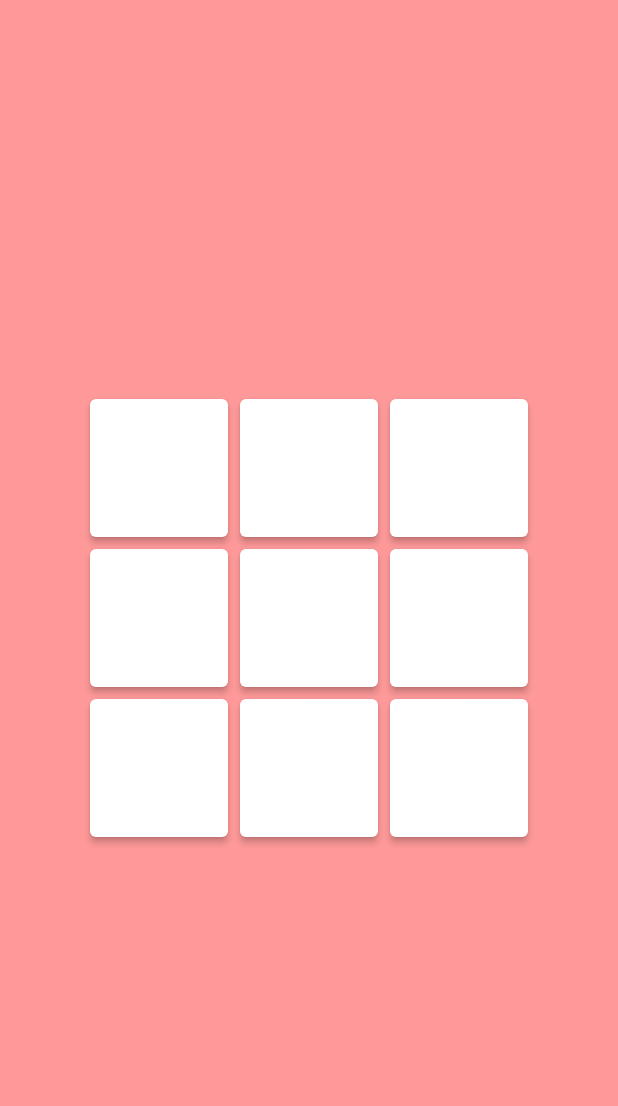
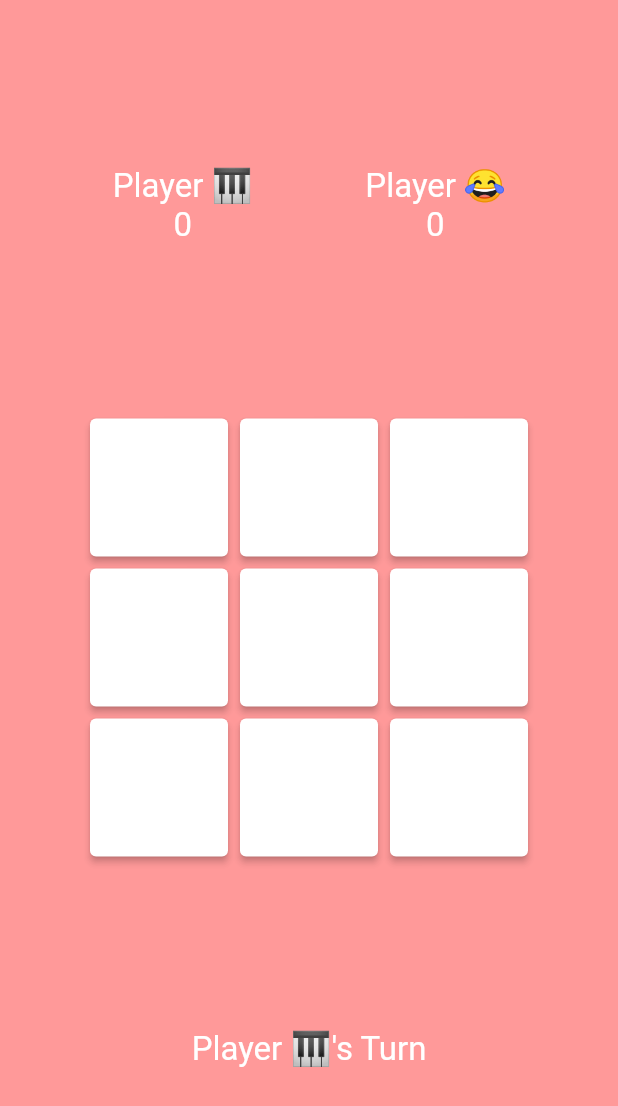
Before and after one commit to VarunIrani/tic-tac-emo, a Flutter app: the screen it shows after launch, on a phone screen of 412 x 824 dp. Shown: the top 1106 px of the screen. Run offline on Flutter 3.47's test engine with Material 2 defaults, Android fonts, the phone set to English and light mode, and no system bars; our stand-ins replace google_fonts, theme_provider.

Commit message:
Player scores updating and resetting

```diff
--- a/lib/main.dart
+++ b/lib/main.dart
@@ -26,6 +26,7 @@ class TicTacEmo extends StatefulWidget {
 class _TicTacEmoState extends State<TicTacEmo> {
   final int countMatrix = 3;
   final double size = 92;
+  int player1Score = 0, player2Score = 0;
 
   String lastMove = Players.none;
   late List<List<String>> matrix;
@@ -44,8 +45,50 @@ class _TicTacEmoState extends State<TicTacEmo> {
     return Scaffold(
       backgroundColor: getBackgroundColor(),
       body: Column(
-        mainAxisAlignment: MainAxisAlignment.center,
-        children: Utils.modelBuilder(matrix, (x, value) => buildRow(x)),
+        mainAxisAlignment: MainAxisAlignment.spaceEvenly,
+        children: [
+          Row(
+            mainAxisAlignment: MainAxisAlignment.spaceEvenly,
+            children: [
+              Column(
+                mainAxisAlignment: MainAxisAlignment.center,
+                children: [
+                  Text(
+                    "Player ${Players.X}",
+                    style: TextStyle(fontSize: 22, color: Colors.white),
+                  ),
+                  Text(
+                    player1Score.toString(),
+                    style: TextStyle(fontSize: 22, color: Colors.white),
+                  ),
+                ],
+              ),
+              Column(
+                mainAxisAlignment: MainAxisAlignment.center,
+                children: [
+                  Text(
+                    "Player ${Players.O}",
+                    style: TextStyle(fontSize: 22, color: Colors.white),
+                  ),
+                  Text(
+                    player2Score.toString(),
+                    style: TextStyle(fontSize: 22, color: Colors.white),
+                  ),
+                ],
+              ),
+            ],
+          ),
+          Column(
+            mainAxisAlignment: MainAxisAlignment.center,
+            children: Utils.modelBuilder(matrix, (x, value) => buildRow(x)),
+          ),
+          Center(
+            child: Text(
+              "Player ${lastMove == Players.X ? Players.O : Players.X}'s Turn",
+              style: TextStyle(fontSize: 22, color: Colors.white),
+            ),
+          ),
+        ],
       ),
     );
   }
@@ -88,6 +131,10 @@ class _TicTacEmoState extends State<TicTacEmo> {
     }
 
     if (isWinner(x, y)) {
+      if (lastMove == Players.X)
+        player1Score++;
+      else if (lastMove == Players.O) player2Score++;
+
       showEndDialog("Player $lastMove Won!");
     } else if (isDrawGame()) {
       showEndDialog("Undecided Game");
@@ -129,7 +176,8 @@ class _TicTacEmoState extends State<TicTacEmo> {
           ),
           TextButton(
             onPressed: () {
-              // TODO: Reset Score
+              setEmptyFields();
+              resetScores();
               Navigator.of(context).pop();
             },
             child: Padding(
@@ -160,4 +208,6 @@ class _TicTacEmoState extends State<TicTacEmo> {
 
   bool isDrawGame() =>
       matrix.every((row) => row.every((value) => value != Players.none));
+
+  void resetScores() => setState(() => {player1Score = 0, player2Score = 0});
 }
```
